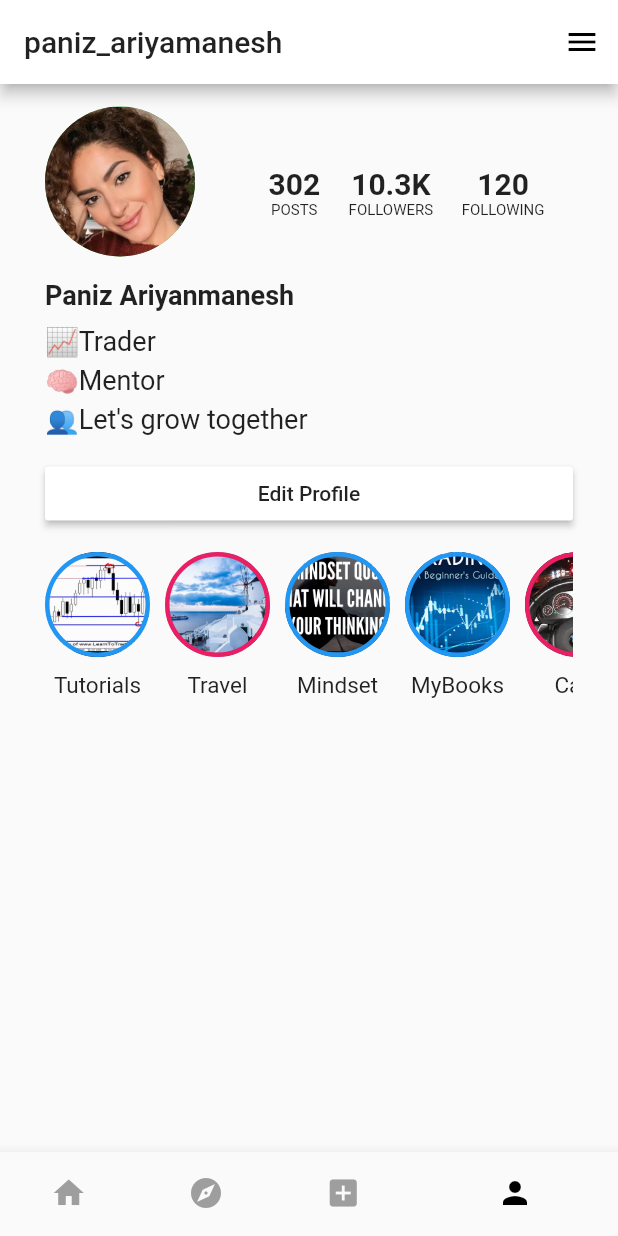
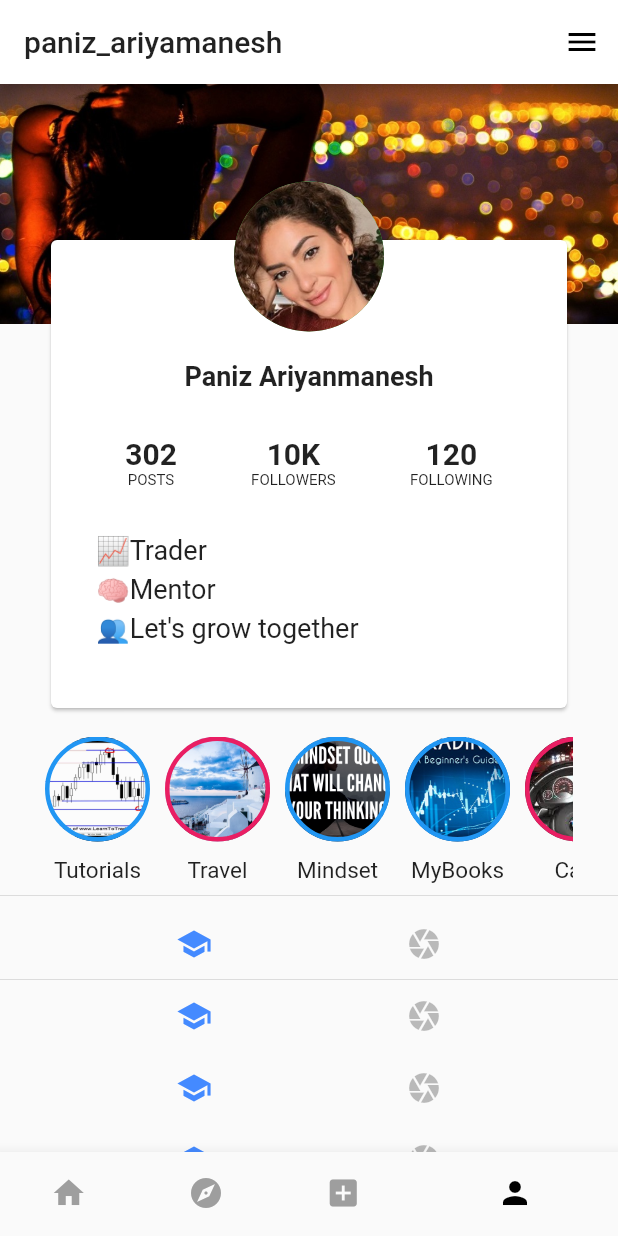
Before and after one commit to samanthelast/teachme, a Flutter app: the screen it shows after launch, item 4 of the bottom bar chosen, on a phone screen of 412 x 824 dp. Run offline on Flutter 3.47's test engine with Material 2 defaults, Android fonts, the phone set to English and light mode, and no system bars.

Commit message:
modern profile

```diff
--- a/lib/screens/Profile_screen.dart
+++ b/lib/screens/Profile_screen.dart
@@ -6,6 +6,7 @@ class ProfileScreen extends StatefulWidget {
 }
 
 class _ProfileScreenState extends State<ProfileScreen> {
+  String view = "grid";
   @override
   Widget build(BuildContext context) {
     return Scaffold(
@@ -18,26 +19,39 @@ class _ProfileScreenState extends State<ProfileScreen> {
               child: Column(
         crossAxisAlignment: CrossAxisAlignment.start,
         children: <Widget>[
-          Row(
+          Stack(
+            alignment: Alignment.topCenter,
             children: <Widget>[
               Container(
-                margin: EdgeInsets.only(top: 15, left: 30, right: 30),
-                height: 100.0,
-                width: 100.0,
+                width: MediaQuery.of(context).size.width,
+                height: 160,
                 decoration: BoxDecoration(
-                  shape: BoxShape.circle,
-                  color: Colors.green,
-                  image: new DecorationImage(
-                    image: new ExactAssetImage(
-                        'assets/images/paniz_profile_picture.jpg'),
+                  image: DecorationImage(
                     fit: BoxFit.cover,
+                    image: new AssetImage('assets/images/paniz_back2.jpg'),
                   ),
                 ),
               ),
-              Expanded(
-                flex: 1,
-                child: Container(
-                  margin: EdgeInsets.only(top: 30, right: 30),
+              Container(
+                height: 320,
+                width: MediaQuery.of(context).size.width - 60,
+                margin: EdgeInsets.only(top: 100),
+                child: Card(
+                  child: Column(
+                    children: <Widget>[
+                      SizedBox(height: 80),
+                      Container(
+
+
+                        child: Text(
+                          'Paniz Ariyanmanesh',
+                          style: TextStyle(
+                              fontSize: 18, fontWeight: FontWeight.bold),
+                        ),
+                      ),
+                      Container(
+
+                        margin: EdgeInsets.only(top: 30),
                         child: Row(
                           mainAxisAlignment: MainAxisAlignment.spaceEvenly,
                           children: <Widget>[
@@ -46,7 +60,8 @@ class _ProfileScreenState extends State<ProfileScreen> {
                                 Text(
                                   '302',
                                   style: TextStyle(
-                                fontSize: 20, fontWeight: FontWeight.bold),
+                                      fontSize: 20,
+                                      fontWeight: FontWeight.bold),
                                 ),
                                 Text(
                                   'POSTS',
@@ -57,9 +72,10 @@ class _ProfileScreenState extends State<ProfileScreen> {
                             Column(
                               children: <Widget>[
                                 Text(
-                            '10.3K',
+                                  '10K',
                                   style: TextStyle(
-                                fontSize: 20, fontWeight: FontWeight.bold),
+                                      fontSize: 20,
+                                      fontWeight: FontWeight.bold),
                                 ),
                                 Text(
                                   'FOLLOWERS',
@@ -72,7 +88,8 @@ class _ProfileScreenState extends State<ProfileScreen> {
                                 Text(
                                   '120',
                                   style: TextStyle(
-                                fontSize: 20, fontWeight: FontWeight.bold),
+                                      fontSize: 20,
+                                      fontWeight: FontWeight.bold),
                                 ),
                                 Text(
                                   'FOLLOWING',
@@ -83,20 +100,9 @@ class _ProfileScreenState extends State<ProfileScreen> {
                           ],
                         ),
                       ),
-              ),
-            ],
-          ),
-          SizedBox(height: 15),
+                      SizedBox(height: 30),
                       Container(
-            margin: EdgeInsets.only(left: 30),
-            child: Text(
-              'Paniz Ariyanmanesh',
-              style: TextStyle(fontSize: 18, fontWeight: FontWeight.bold),
-            ),
-          ),
-          SizedBox(height: 10),
-          Container(
-
+                        alignment: Alignment.topLeft,
                         margin: EdgeInsets.only(left: 30),
                         child: Column(
                           crossAxisAlignment: CrossAxisAlignment.start,
@@ -105,32 +111,42 @@ class _ProfileScreenState extends State<ProfileScreen> {
                               '📈Trader',
                               style: TextStyle(fontSize: 18),
                             ),
-                SizedBox(height: 5,),
+                            SizedBox(
+                              height: 5,
+                            ),
                             Text(
                               '🧠Mentor',
                               style: TextStyle(fontSize: 18),
                             ),
-                SizedBox(height: 5,),
+                            SizedBox(
+                              height: 5,
+                            ),
                             Text(
                               '👥Let\'s grow together',
                               style: TextStyle(fontSize: 18),
                             ),
-
                           ],
-
                         ),
                       ),
-          SizedBox(height: 15),
+                    ],
+                  ),
+                ),
+              ),
               Container(
-            margin: EdgeInsets.only(left: 30, right: 30),
-            width: MediaQuery.of(context).size.width,
-            child: RaisedButton(
-              onPressed: () {},
-              child: Text(
-                'Edit Profile',
+                margin: EdgeInsets.only(top: 65),
+                height: 100.0,
+                width: 100.0,
+                decoration: BoxDecoration(
+                  shape: BoxShape.circle,
+                  color: Colors.green,
+                  image: new DecorationImage(
+                    image: new ExactAssetImage(
+                        'assets/images/paniz_profile_picture.jpg'),
+                    fit: BoxFit.cover,
                   ),
-              color: Colors.white,
                 ),
+              )
+            ],
           ),
           SizedBox(height: 15),
           Container(
@@ -138,36 +154,51 @@ class _ProfileScreenState extends State<ProfileScreen> {
             child: SingleChildScrollView(
                 scrollDirection: Axis.horizontal,
                 child: Row(children: <Widget>[
-
-                  Story('assets/images/story-tutorial.jpg', 'Tutorials',Colors.blue),
+                  Story('assets/images/story-tutorial.jpg', 'Tutorials',
+                      Colors.blue),
                   SizedBox(
                     width: 10,
                   ),
-                  Story('assets/images/story-travel.jpg', 'Travel',Colors.pink),
+                  Story(
+                      'assets/images/story-travel.jpg', 'Travel', Colors.pink),
                   SizedBox(
                     width: 10,
                   ),
-                  Story('assets/images/story-mindset.jpg', 'Mindset',Colors.blue),
+                  Story('assets/images/story-mindset.jpg', 'Mindset',
+                      Colors.blue),
                   SizedBox(
                     width: 10,
                   ),
-                  Story('assets/images/story-book.jpg', 'MyBooks',Colors.blue),
+                  Story('assets/images/story-book.jpg', 'MyBooks', Colors.blue),
                   SizedBox(
                     width: 10,
                   ),
-                  Story('assets/images/story-car.jpg', 'Cars',Colors.pink),
+                  Story('assets/images/story-car.jpg', 'Cars', Colors.pink),
                   SizedBox(
                     width: 10,
                   ),
-                  Story('assets/images/story-vacation.jpg', 'Vacation',Colors.pink),
+                  Story('assets/images/story-vacation.jpg', 'Vacation',
+                      Colors.pink),
                 ])),
-          )
+          ),
+          Divider(),
+          buildImageViewButtonBar(),
+          Divider(height: 0.0),
+          buildImageViewButtonBar(),
+          buildImageViewButtonBar(),
+          buildImageViewButtonBar(),
+          buildImageViewButtonBar(),
+          buildImageViewButtonBar(),
+          buildImageViewButtonBar(),
+          buildImageViewButtonBar(),
+          buildImageViewButtonBar(),
+          buildImageViewButtonBar(),
         ],
       ))),
     );
   }
 
-  Widget Story(String imageAdd, String title,Color borderColor) {
+  Widget Story(String imageAdd, String title, Color borderColor) {
     return Column(
       children: <Widget>[
         Container(
@@ -175,24 +206,54 @@ class _ProfileScreenState extends State<ProfileScreen> {
           width: 70.0,
           margin: EdgeInsets.only(bottom: 10),
           decoration: BoxDecoration(
-            border: Border.all(
+            border: Border.all(color: borderColor, width: 3),
+            shape: BoxShape.circle,
             color: borderColor,
-              width: 3
-            ),
-            shape: BoxShape.circle,
-            color:borderColor,
             image: new DecorationImage(
               image: new ExactAssetImage(imageAdd),
               fit: BoxFit.cover,
-
             ),
           ),
         ),
         Text(
           title,
           style: TextStyle(fontSize: 15),
-        )
+        ),
       ],
     );
   }
+
+  Row buildImageViewButtonBar() {
+    Color isActiveButtonColor(String viewName) {
+      if (view == viewName) {
+        return Colors.blueAccent;
+      } else {
+        return Colors.black26;
       }
+    }
+
+    return Row(
+      mainAxisAlignment: MainAxisAlignment.spaceEvenly,
+      children: <Widget>[
+        IconButton(
+          icon: Icon(Icons.school, color: isActiveButtonColor("grid")),
+          onPressed: () {
+            changeView("grid");
+          },
+        ),
+        IconButton(
+          icon: Icon(Icons.camera, color: isActiveButtonColor("feed")),
+          onPressed: () {
+            changeView("feed");
+          },
+        ),
+      ],
+    );
+  }
+
+  changeView(String viewName) {
+    setState(() {
+      view = viewName;
+    });
+  }
+}
```
Also changed, not shown: lib/screens/temp.dart (+142 -73 lines). Lines whose indentation alone changed are shown as unchanged.
